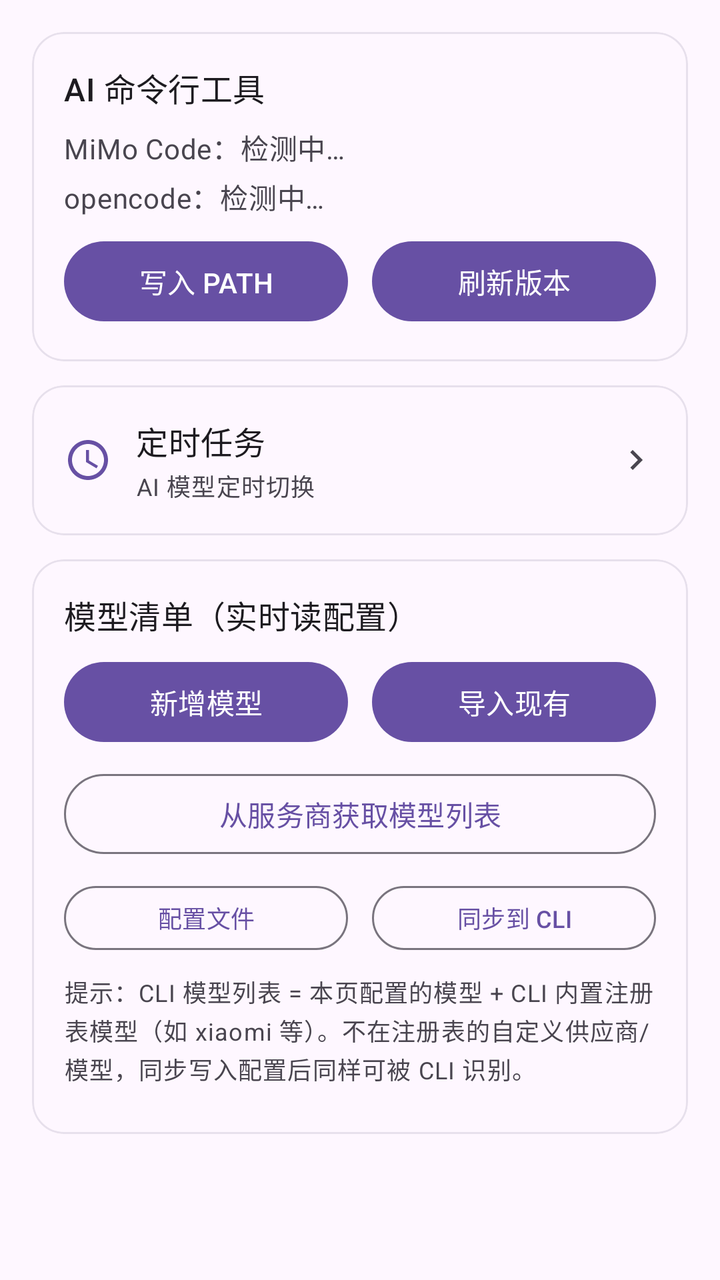
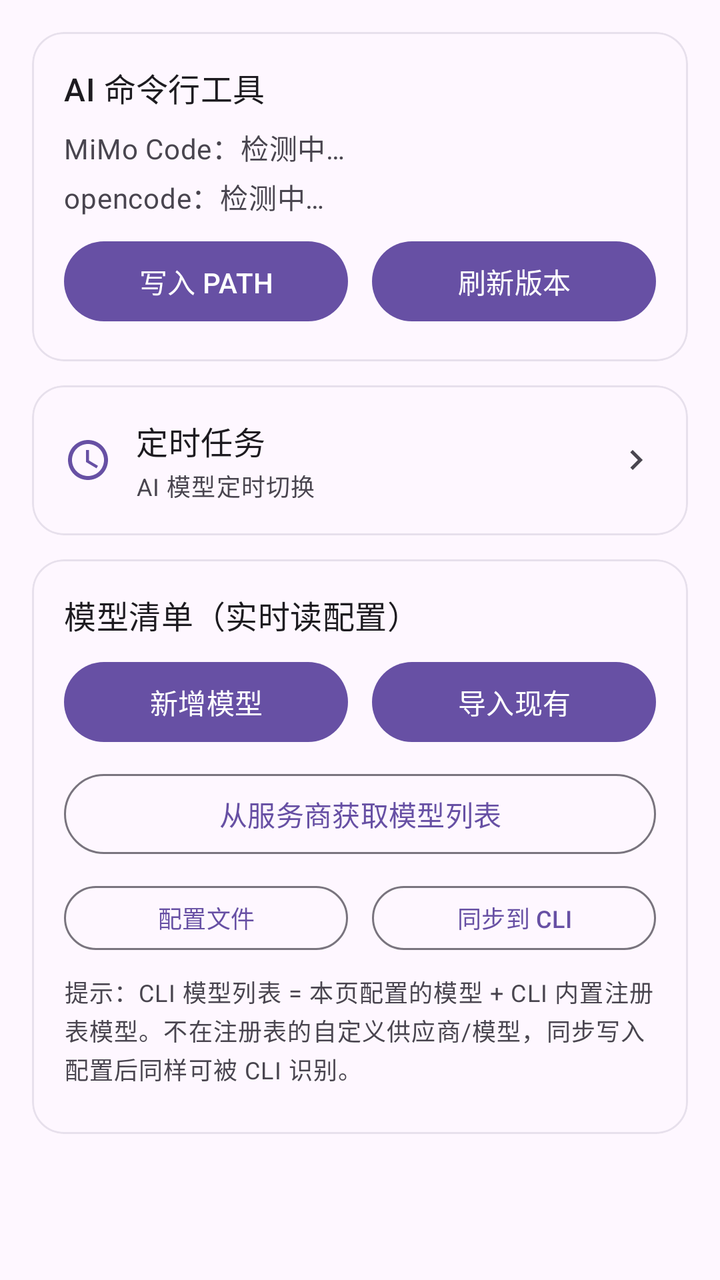

The first picture is an Android layout as it rendered before a commit; the second is the same layout after the commit. The layout source and the unified diff follow.
<!-- AndroidManifest.xml: application theme Theme.CodeTool.Starting -->
<!-- res/layout/fragment_ai_models.xml -->
<?xml version="1.0" encoding="utf-8"?>
<ScrollView xmlns:android="http://schemas.android.com/apk/res/android"
    xmlns:app="http://schemas.android.com/apk/res-auto"
    android:layout_width="match_parent"
    android:layout_height="match_parent"
    android:background="?android:attr/colorBackground"
    android:scrollbars="none"
    android:fillViewport="true">

    <LinearLayout
        android:layout_width="match_parent"
        android:layout_height="wrap_content"
        android:orientation="vertical"
        android:padding="16dp">

        
        <com.google.android.material.card.MaterialCardView
            android:layout_width="match_parent"
            android:layout_height="wrap_content"
            app:cardCornerRadius="16dp"
            app:cardElevation="0dp"
            app:strokeWidth="1dp"
            app:strokeColor="?attr/colorSurfaceVariant">

            <LinearLayout
                android:layout_width="match_parent"
                android:layout_height="wrap_content"
                android:orientation="vertical"
                android:padding="16dp">

                <com.google.android.material.textview.MaterialTextView
                    android:layout_width="wrap_content"
                    android:layout_height="wrap_content"
                    android:text="AI 命令行工具"
                    android:textAppearance="?attr/textAppearanceTitleMedium"
                    android:textColor="?attr/colorOnSurface" />

                <com.google.android.material.textview.MaterialTextView
                    android:id="@+id/aiStatusMimo"
                    android:layout_width="wrap_content"
                    android:layout_height="wrap_content"
                    android:layout_marginTop="8dp"
                    android:text="MiMo Code：检测中…"
                    android:textAppearance="?attr/textAppearanceBodyMedium"
                    android:textColor="?attr/colorOnSurfaceVariant" />

                <com.google.android.material.textview.MaterialTextView
                    android:id="@+id/aiStatusOpencode"
                    android:layout_width="wrap_content"
                    android:layout_height="wrap_content"
                    android:layout_marginTop="4dp"
                    android:text="opencode：检测中…"
                    android:textAppearance="?attr/textAppearanceBodyMedium"
                    android:textColor="?attr/colorOnSurfaceVariant" />

                <LinearLayout
                    android:layout_width="match_parent"
                    android:layout_height="wrap_content"
                    android:orientation="horizontal"
                    android:layout_marginTop="8dp">

                    <com.google.android.material.button.MaterialButton
                        android:id="@+id/btnAiFixPath"
                        android:layout_width="0dp"
                        android:layout_height="wrap_content"
                        android:layout_weight="1"
                        android:text="写入 PATH" />

                    
                    <com.google.android.material.button.MaterialButton
                        android:id="@+id/btnAiRefreshVersion"
                        android:layout_width="0dp"
                        android:layout_height="wrap_content"
                        android:layout_weight="1"
                        android:layout_marginStart="12dp"
                        android:text="刷新版本" />
                </LinearLayout>
            </LinearLayout>
        </com.google.android.material.card.MaterialCardView>

        
        <com.google.android.material.card.MaterialCardView
            android:id="@+id/cardScheduleEntry"
            android:layout_width="match_parent"
            android:layout_height="wrap_content"
            android:layout_marginTop="12dp"
            android:clickable="true"
            android:focusable="true"
            app:cardCornerRadius="16dp"
            app:cardElevation="0dp"
            app:strokeWidth="1dp"
            app:strokeColor="?attr/colorSurfaceVariant">

            <LinearLayout
                android:layout_width="match_parent"
                android:layout_height="wrap_content"
                android:orientation="horizontal"
                android:gravity="center_vertical"
                android:padding="16dp">

                <ImageView
                    android:layout_width="24dp"
                    android:layout_height="24dp"
                    android:src="@drawable/ic_schedule"
                    android:contentDescription="定时任务"
                    app:tint="?attr/colorPrimary" />

                <LinearLayout
                    android:layout_width="0dp"
                    android:layout_height="wrap_content"
                    android:layout_weight="1"
                    android:orientation="vertical"
                    android:layout_marginStart="12dp">

                    <com.google.android.material.textview.MaterialTextView
                        android:layout_width="wrap_content"
                        android:layout_height="wrap_content"
                        android:text="定时任务"
                        android:textAppearance="?attr/textAppearanceTitleMedium"
                        android:textColor="?attr/colorOnSurface" />

                    <com.google.android.material.textview.MaterialTextView
                        android:id="@+id/tvScheduleSummary"
                        android:layout_width="match_parent"
                        android:layout_height="wrap_content"
                        android:layout_marginTop="2dp"
                        android:maxLines="2"
                        android:ellipsize="end"
                        android:text="AI 模型定时切换"
                        android:textAppearance="?attr/textAppearanceBodySmall"
                        android:textColor="?attr/colorOnSurfaceVariant" />
                </LinearLayout>

                <ImageView
                    android:layout_width="20dp"
                    android:layout_height="20dp"
                    android:layout_marginStart="8dp"
                    android:src="@drawable/ic_chevron_right"
                    android:contentDescription="进入定时任务"
                    app:tint="?attr/colorOnSurfaceVariant" />
            </LinearLayout>
        </com.google.android.material.card.MaterialCardView>

        
        <com.google.android.material.card.MaterialCardView
            android:layout_width="match_parent"
            android:layout_height="wrap_content"
            android:layout_marginTop="12dp"
            app:cardCornerRadius="16dp"
            app:cardElevation="0dp"
            app:strokeWidth="1dp"
            app:strokeColor="?attr/colorSurfaceVariant">

            <LinearLayout
                android:layout_width="match_parent"
                android:layout_height="wrap_content"
                android:orientation="vertical"
                android:padding="16dp">

                <com.google.android.material.textview.MaterialTextView
                    android:layout_width="wrap_content"
                    android:layout_height="wrap_content"
                    android:text="模型清单（实时读配置）"
                    android:textAppearance="?attr/textAppearanceTitleMedium"
                    android:textColor="?attr/colorOnSurface" />

                <LinearLayout
                    android:layout_width="match_parent"
                    android:layout_height="wrap_content"
                    android:orientation="horizontal"
                    android:layout_marginTop="8dp">

                    <com.google.android.material.button.MaterialButton
                        android:id="@+id/btnAiAdd"
                        android:layout_width="0dp"
                        android:layout_height="wrap_content"
                        android:layout_weight="1"
                        android:text="新增模型" />

                    <com.google.android.material.button.MaterialButton
                        android:id="@+id/btnAiImport"
                        android:layout_width="0dp"
                        android:layout_height="wrap_content"
                        android:layout_weight="1"
                        android:layout_marginStart="12dp"
                        android:text="导入现有" />
                </LinearLayout>

                
                <com.google.android.material.button.MaterialButton
                    android:id="@+id/btnAiFetchModels"
                    style="?attr/materialButtonOutlinedStyle"
                    android:layout_width="match_parent"
                    android:layout_height="wrap_content"
                    android:layout_marginTop="8dp"
                    android:text="从服务商获取模型列表" />

                <LinearLayout
                    android:layout_width="match_parent"
                    android:layout_height="wrap_content"
                    android:orientation="horizontal"
                    android:layout_marginTop="8dp">

                    <com.google.android.material.button.MaterialButton
                        android:id="@+id/btnAiConfig"
                        style="?attr/materialButtonOutlinedStyle"
                        android:layout_width="0dp"
                        android:layout_height="wrap_content"
                        android:layout_weight="1"
                        android:minHeight="40dp"
                        android:textSize="12sp"
                        android:text="配置文件" />

                    <com.google.android.material.button.MaterialButton
                        android:id="@+id/btnAiSync"
                        style="?attr/materialButtonOutlinedStyle"
                        android:layout_width="0dp"
                        android:layout_height="wrap_content"
                        android:layout_weight="1"
                        android:layout_marginStart="12dp"
                        android:minHeight="40dp"
                        android:textSize="12sp"
                        android:text="同步到 CLI" />
                </LinearLayout>

                <com.google.android.material.textview.MaterialTextView
                    android:layout_width="match_parent"
                    android:layout_height="wrap_content"
                    android:layout_marginTop="8dp"
                    android:maxLines="3"
                    android:ellipsize="end"
                    android:text="提示：CLI 模型列表 = 本页配置的模型 + CLI 内置注册表模型（如 xiaomi 等）。不在注册表的自定义供应商/模型，同步写入配置后同样可被 CLI 识别。"
                    android:textAppearance="?attr/textAppearanceBodySmall"
                    android:textColor="?attr/colorOnSurfaceVariant" />

                <LinearLayout
                    android:id="@+id/aiModelList"
                    android:layout_width="match_parent"
                    android:layout_height="wrap_content"
                    android:orientation="vertical"
                    android:layout_marginTop="8dp" />
            </LinearLayout>
        </com.google.android.material.card.MaterialCardView>

    </LinearLayout>
</ScrollView>
<!-- resources referenced by this layout -->
<resources>
  <!-- drawable ic_chevron_right (drawable) -->
  <vector xmlns:android="http://schemas.android.com/apk/res/android"
      android:width="24dp" android:height="24dp"
      android:viewportWidth="24" android:viewportHeight="24"
      android:tint="?attr/colorControlNormal">
      <path android:fillColor="@android:color/white"
          android:pathData="M8.59,16.59L10,18l6,-6 -6,-6 -1.41,1.41L13.17,12z" />
  </vector>
  <!-- drawable ic_schedule (drawable) -->
  <?xml version="1.0" encoding="utf-8"?>
  <vector xmlns:android="http://schemas.android.com/apk/res/android"
      android:width="24dp" android:height="24dp"
      android:viewportWidth="24" android:viewportHeight="24">
      
      <path android:fillColor="#FF000000"
          android:pathData="M11.99,2C6.47,2 2,6.48 2,12s4.47,10 9.99,10C17.52,22 22,17.52 22,12S17.52,2 11.99,2zM12,20c-4.42,0 -8,-3.58 -8,-8s3.58,-8 8,-8 8,3.58 8,8 -3.58,8 -8,8zM12.5,7H11v6l5.25,3.15 0.75,-1.23 -4.5,-2.67z" />
  </vector>
  <style name="Theme.CodeTool.Starting" parent="Theme.Material3.DayNight.NoActionBar">
          <item name="android:windowBackground">?android:colorBackground</item>
          <item name="android:statusBarColor" tools:targetApi="l">?android:colorBackground</item>
      </style>
</resources>

<!-- the commit's change to res/layout/fragment_ai_models.xml (unified diff, before → after) -->
@@ -229,7 +229,7 @@
                     android:layout_marginTop="8dp"
                     android:maxLines="3"
                     android:ellipsize="end"
-                    android:text="提示：CLI 模型列表 = 本页配置的模型 + CLI 内置注册表模型（如 xiaomi 等）。不在注册表的自定义供应商/模型，同步写入配置后同样可被 CLI 识别。"
+                    android:text="提示：CLI 模型列表 = 本页配置的模型 + CLI 内置注册表模型。不在注册表的自定义供应商/模型，同步写入配置后同样可被 CLI 识别。"
                     android:textAppearance="?attr/textAppearanceBodySmall"
                     android:textColor="?attr/colorOnSurfaceVariant" />
 
